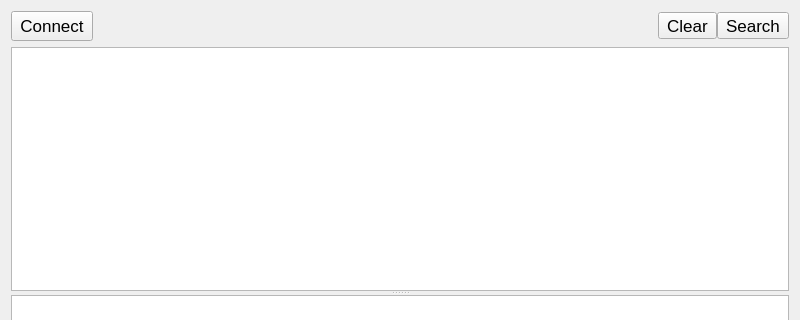
Old version of the form mainwindow.ui in the repository develer-staff/cutecom-ng; both pictures show x 0 to 800 and y 0 to 320 of the 800 by 600 pixel window.
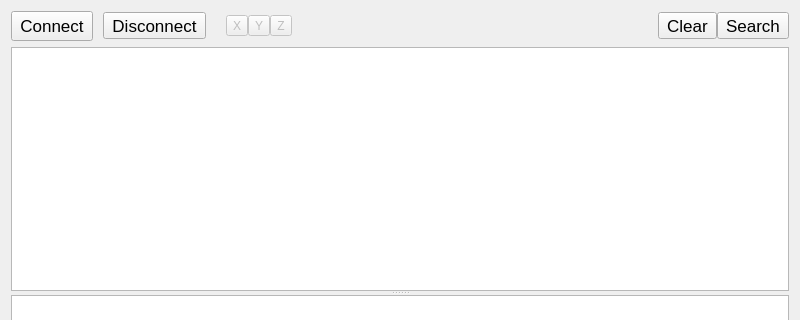
New version of the form. Icons and pictures are not drawn. Custom widgets are drawn as their Qt base class.

Commit message: add buttons (disconnect, x/y/zmodem)

The edit to the form file:
```diff
--- a/mainwindow.ui
+++ b/mainwindow.ui
@@ -41,6 +41,83 @@
         </property>
        </widget>
       </item>
+      <item>
+       <spacer name="horizontalSpacer_3">
+        <property name="orientation">
+         <enum>Qt::Horizontal</enum>
+        </property>
+        <property name="sizeType">
+         <enum>QSizePolicy::Minimum</enum>
+        </property>
+        <property name="sizeHint" stdset="0">
+         <size>
+          <width>10</width>
+          <height>20</height>
+         </size>
+        </property>
+       </spacer>
+      </item>
+      <item>
+       <widget class="QToolButton" name="disconnectButton">
+        <property name="font">
+         <font>
+          <pointsize>13</pointsize>
+         </font>
+        </property>
+        <property name="text">
+         <string>Disconnect</string>
+        </property>
+       </widget>
+      </item>
+      <item>
+       <spacer name="horizontalSpacer">
+        <property name="orientation">
+         <enum>Qt::Horizontal</enum>
+        </property>
+        <property name="sizeType">
+         <enum>QSizePolicy::Minimum</enum>
+        </property>
+        <property name="sizeHint" stdset="0">
+         <size>
+          <width>20</width>
+          <height>20</height>
+         </size>
+        </property>
+       </spacer>
+      </item>
+      <item>
+       <widget class="QToolButton" name="transferX">
+        <property name="enabled">
+         <bool>false</bool>
+        </property>
+        <property name="text">
+         <string>X</string>
+        </property>
+        <property name="checkable">
+         <bool>false</bool>
+        </property>
+       </widget>
+      </item>
+      <item>
+       <widget class="QToolButton" name="transferY">
+        <property name="enabled">
+         <bool>false</bool>
+        </property>
+        <property name="text">
+         <string>Y</string>
+        </property>
+       </widget>
+      </item>
+      <item>
+       <widget class="QToolButton" name="transferZ">
+        <property name="enabled">
+         <bool>false</bool>
+        </property>
+        <property name="text">
+         <string>Z</string>
+        </property>
+       </widget>
+      </item>
       <item>
        <spacer name="horizontalSpacer_2">
         <property name="orientation">
```
